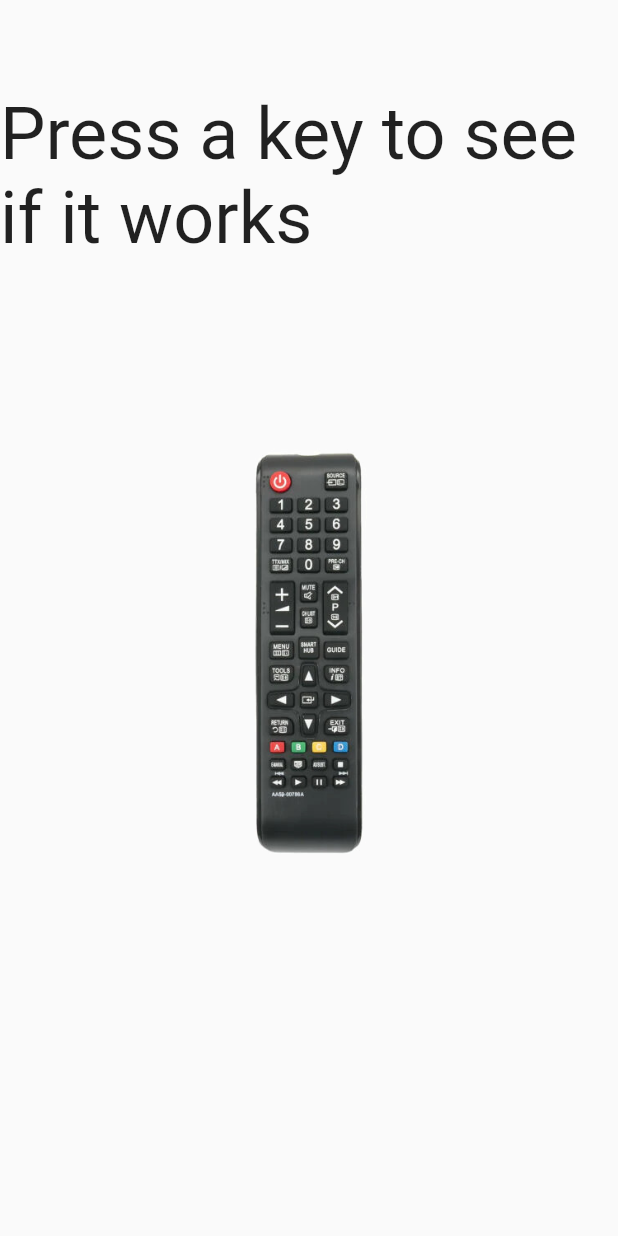
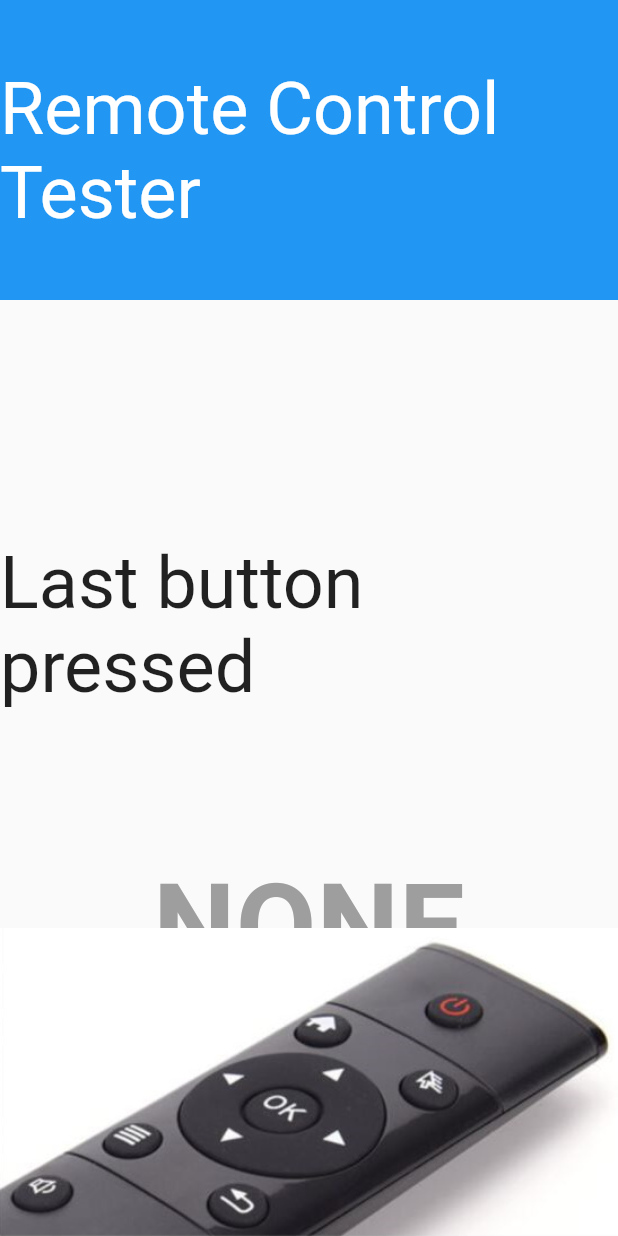
Before and after one commit to mohankumargupta/test_cec_flutter, a Flutter app: the screen it shows after launch, on a phone screen of 412 x 824 dp. Run offline on Flutter 3.47's test engine with Material 2 defaults, Android fonts, the phone set to English and light mode, and no system bars.

Commit message:
better remote

```diff
--- a/lib/main.dart
+++ b/lib/main.dart
@@ -13,6 +13,7 @@ class MyApp extends StatelessWidget {
   Widget build(BuildContext context) {
     return MaterialApp(
       title: 'Flutter Demo',
+      debugShowCheckedModeBanner: false,
       theme: ThemeData(
         // This is the theme of your application.
         //
@@ -49,7 +50,7 @@ class MyHomePage extends StatefulWidget {
 }
 
 class _MyHomePageState extends State<MyHomePage> {
-  String _keypress = "";
+  String _keypress = "NONE";
 
   void _showKeyPress(String keypressed) {
     setState(() {
@@ -71,6 +72,14 @@ class _MyHomePageState extends State<MyHomePage> {
     // fast, so that you can just rebuild anything that needs updating rather
     // than having to individually change instances of widgets.
     return Scaffold(
+      appBar: PreferredSize(
+        preferredSize: const Size(0, 200),
+        child: DecoratedBox(
+            decoration: BoxDecoration(color: Theme.of(context).primaryColor),
+            child: const Center(
+                child: Text("Remote Control Tester",
+                    style: TextStyle(color: Colors.white, fontSize: 48.0)))),
+      ),
       body: CallbackShortcuts(
         bindings: {
           const SingleActivator(LogicalKeyboardKey.enter): () {
@@ -139,7 +148,38 @@ class _MyHomePageState extends State<MyHomePage> {
         },
         child: Focus(
           autofocus: true,
-          child: Column(
+          child: Stack(children: [
+            Center(
+              child: Expanded(
+                child: Column(
+                    mainAxisAlignment: MainAxisAlignment.center,
+                    children: [
+                      const Padding(
+                        padding: EdgeInsets.only(bottom: 100.0),
+                        child: Text("Last button pressed",
+                            style: TextStyle(
+                              fontSize: 48.0,
+                            )),
+                      ),
+                      Text(_keypress,
+                          style: const TextStyle(
+                            fontSize: 78.0,
+                            color: Colors.grey,
+                            fontWeight: FontWeight.bold,
+                          ))
+                    ]),
+              ),
+            ),
+            Align(
+              alignment: Alignment.bottomLeft,
+              child: Image.asset(
+                "assets/images/stolenremote.png",
+                scale: 0.8,
+              ),
+            )
+          ]),
+          /*
+          Column(
             mainAxisAlignment: MainAxisAlignment.spaceAround,
             children: [
               const Flexible(
@@ -173,6 +213,7 @@ class _MyHomePageState extends State<MyHomePage> {
               ),
             ],
           ),
+        */
         ),
       ),
       // This trailing comma makes auto-formatting nicer for build methods.
--- a/pubspec.yaml
+++ b/pubspec.yaml
@@ -61,6 +61,7 @@ flutter:
 
   assets:
     - assets/images/samsung-remote.png
+    - assets/images/stolenremote.png
 
   # To add assets to your application, add an assets section, like this:
   # assets:
```
Also changed, not shown: assets/images/stolenremote.png (added), pubspec.lock.
